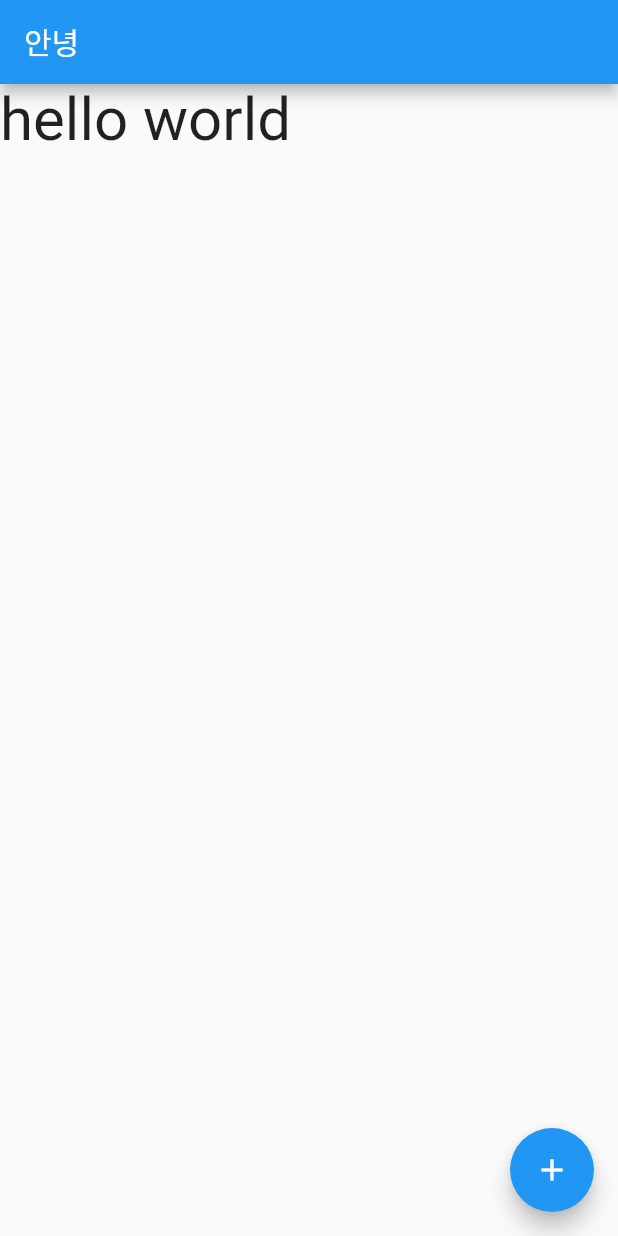
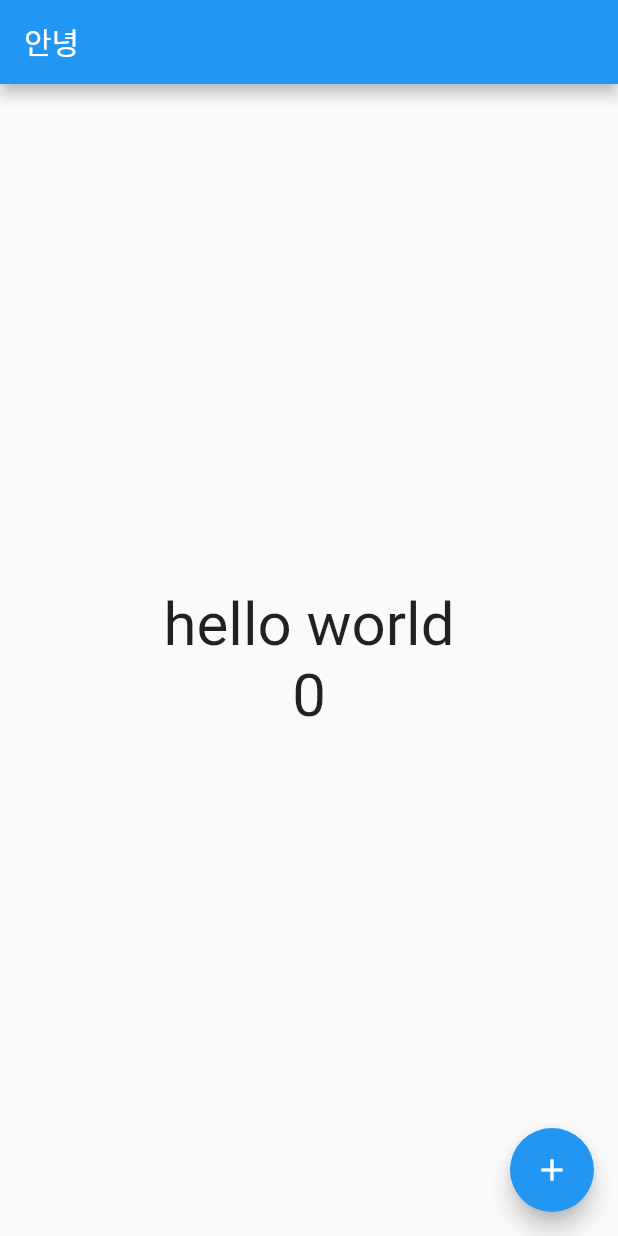
Before and after one commit to hd1534/flutter, a Flutter app: the screen it shows after launch, on a phone screen of 412 x 824 dp. Run offline on Flutter 3.47's test engine with Material 2 defaults, Android fonts, the phone set to English and light mode, and no system bars.

Commit message:
counter && alignment

```diff
--- a/lib/main.dart
+++ b/lib/main.dart
@@ -42,6 +42,7 @@ class HelloPage extends StatefulWidget {
 
 class _HelloPageState extends State<HelloPage> {
   String _message = "hello world";
+  int _counter = 0;
 
   @override
   Widget build(BuildContext context) {
@@ -50,12 +51,22 @@ class _HelloPageState extends State<HelloPage> {
         child: Icon(Icons.add),
         onPressed: _changeMessage,),
       appBar: AppBar( title: Text(widget.title),),
-      body: Text(_message, style: TextStyle(fontSize: 40)));
+      body: Center(
+        child: Column(
+          mainAxisAlignment: MainAxisAlignment.center,
+          children: [
+              Text(_message, style: TextStyle(fontSize: 40)),
+              Text(_counter.toString(), style: TextStyle(fontSize: 40))
+            ]
+        )
+      )
+    );
   }
 
   void _changeMessage(){
     setState(() {  // 상태를 바꾼다.
       _message = _message == "안녕" ? "hello" : "안녕";
+      _counter ++;
     });
   }
 }
```
